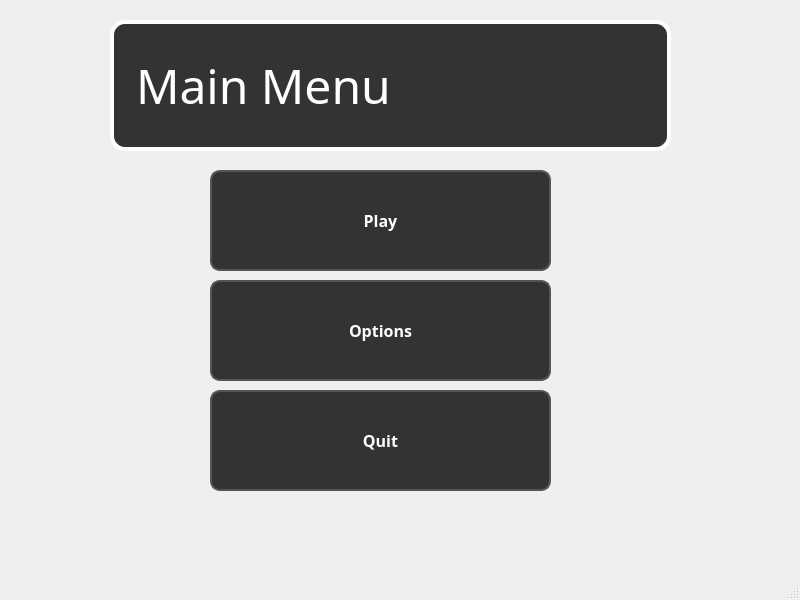
Above: mainwindow.ui from AhmedZ70/BitWise-EducationalApp before the change. Below: the same form after it.
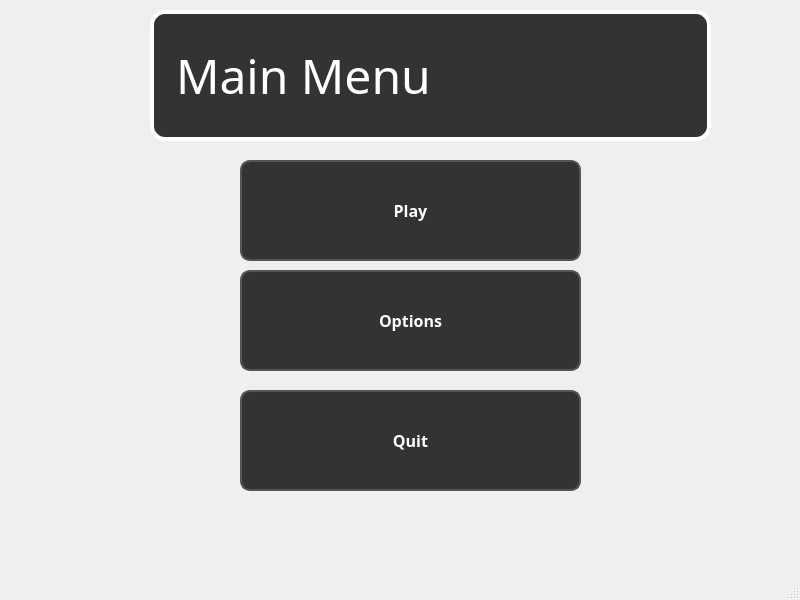
That is the form after the change.

Commit message: When play is clicked screen switches to Level 1

```diff
--- a/mainwindow.ui
+++ b/mainwindow.ui
@@ -14,152 +14,36 @@
    <string>MainWindow</string>
   </property>
   <widget class="QWidget" name="centralwidget">
-   <widget class="QPushButton" name="pushButton">
+   <widget class="QStackedWidget" name="stackedWidget">
     <property name="geometry">
      <rect>
-      <x>210</x>
-      <y>170</y>
-      <width>341</width>
-      <height>101</height>
+      <x>0</x>
+      <y>0</y>
+      <width>801</width>
+      <height>521</height>
      </rect>
     </property>
-    <property name="font">
-     <font>
-      <family>Press Start 2P</family>
-      <pointsize>-1</pointsize>
-      <bold>true</bold>
-     </font>
-    </property>
-    <property name="styleSheet">
-     <string notr="true">QPushButton {
-    color: #FFFFFF; /* White text */
-    background-color: #333333; /* Dark grey background */
-    border: 2px solid #555555; /* Grey border */
-    border-radius: 10px;
-    padding: 5px;
-    text-align: center;
-    font-family: 'Press Start 2P', cursive; /* Example font, ensure it's included in your project */
-    font-size: 16px;
-}
-QPushButton:hover {
-    border: 2px solid #AAAAAA; /* Lighter grey border on hover */
-    background-color: #444444; /* Slightly lighter grey background on hover */
-}
-QPushButton:pressed {
-    color: #AAAAAA; /* Lighter text when pressed, optional change */
-    background-color: #222222; /* Darker background when pressed */
-    border: 2px solid #888888; /* Darker border when pressed */
-}
-</string>
-    </property>
-    <property name="text">
-     <string>Play</string>
-    </property>
-   </widget>
-   <widget class="QPushButton" name="pushButton_2">
-    <property name="geometry">
-     <rect>
-      <x>210</x>
-      <y>280</y>
-      <width>341</width>
-      <height>101</height>
-     </rect>
-    </property>
-    <property name="font">
-     <font>
-      <family>Press Start 2P</family>
-      <pointsize>-1</pointsize>
-      <bold>true</bold>
-     </font>
-    </property>
-    <property name="styleSheet">
-     <string notr="true">QPushButton {
-    color: #FFFFFF; /* White text */
-    background-color: #333333; /* Dark grey background */
-    border: 2px solid #555555; /* Grey border */
-    border-radius: 10px;
-    padding: 5px;
-    text-align: center;
-    font-family: 'Press Start 2P', cursive; /* Example font, ensure it's included in your project */
-    font-size: 16px;
-}
-QPushButton:hover {
-    border: 2px solid #AAAAAA; /* Lighter grey border on hover */
-    background-color: #444444; /* Slightly lighter grey background on hover */
-}
-QPushButton:pressed {
-    color: #AAAAAA; /* Lighter text when pressed, optional change */
-    background-color: #222222; /* Darker background when pressed */
-    border: 2px solid #888888; /* Darker border when pressed */
-}
-</string>
-    </property>
-    <property name="text">
-     <string>Options</string>
-    </property>
-   </widget>
-   <widget class="QPushButton" name="pushButton_3">
-    <property name="geometry">
-     <rect>
-      <x>210</x>
-      <y>390</y>
-      <width>341</width>
-      <height>101</height>
-     </rect>
-    </property>
-    <property name="font">
-     <font>
-      <family>Press Start 2P</family>
-      <pointsize>-1</pointsize>
-      <bold>true</bold>
-     </font>
-    </property>
-    <property name="styleSheet">
-     <string notr="true">QPushButton {
-    color: #FFFFFF; /* White text */
-    background-color: #333333; /* Dark grey background */
-    border: 2px solid #555555; /* Grey border */
-    border-radius: 10px;
-    padding: 5px;
-    text-align: center;
-    font-family: 'Press Start 2P', cursive; /* Example font, ensure it's included in your project */
-    font-size: 16px;
-}
-QPushButton:hover {
-    border: 2px solid #AAAAAA; /* Lighter grey border on hover */
-    background-color: #444444; /* Slightly lighter grey background on hover */
-}
-QPushButton:pressed {
-    color: #AAAAAA; /* Lighter text when pressed, optional change */
-    background-color: #222222; /* Darker background when pressed */
-    border: 2px solid #888888; /* Darker border when pressed */
-}
-</string>
-    </property>
-    <property name="text">
-     <string>Quit</string>
-    </property>
-   </widget>
-   <widget class="QLabel" name="label">
-    <property name="geometry">
-     <rect>
-      <x>110</x>
-      <y>20</y>
-      <width>561</width>
-      <height>131</height>
-     </rect>
-    </property>
-    <property name="font">
-     <font>
-      <family>Press Start 2P</family>
-      <pointsize>-1</pointsize>
-     </font>
-    </property>
-    <property name="layoutDirection">
-     <enum>Qt::LeftToRight</enum>
-    </property>
-    <property name="styleSheet">
-     <string notr="true">QFrame {
+    <widget class="QWidget" name="page">
+     <widget class="QLabel" name="label">
+      <property name="geometry">
+       <rect>
+        <x>150</x>
+        <y>10</y>
+        <width>561</width>
+        <height>131</height>
+       </rect>
+      </property>
+      <property name="font">
+       <font>
+        <family>Press Start 2P</family>
+        <pointsize>-1</pointsize>
+       </font>
+      </property>
+      <property name="layoutDirection">
+       <enum>Qt::LeftToRight</enum>
+      </property>
+      <property name="styleSheet">
+       <string notr="true">QFrame {
     border: 4px solid #FFFFFF; /* White border */
     border-radius: 15px; /* Rounded corners for the frame */
     background-color: #333333; /* Dark grey background which will serve as a border */
@@ -175,13 +59,142 @@
 }
 
 </string>
-    </property>
-    <property name="text">
-     <string>Main Menu</string>
-    </property>
-    <property name="wordWrap">
-     <bool>false</bool>
-    </property>
+      </property>
+      <property name="text">
+       <string>Main Menu</string>
+      </property>
+      <property name="wordWrap">
+       <bool>false</bool>
+      </property>
+     </widget>
+     <widget class="QPushButton" name="playButton">
+      <property name="geometry">
+       <rect>
+        <x>240</x>
+        <y>160</y>
+        <width>341</width>
+        <height>101</height>
+       </rect>
+      </property>
+      <property name="font">
+       <font>
+        <family>Press Start 2P</family>
+        <pointsize>-1</pointsize>
+        <bold>true</bold>
+       </font>
+      </property>
+      <property name="styleSheet">
+       <string notr="true">QPushButton {
+    color: #FFFFFF; /* White text */
+    background-color: #333333; /* Dark grey background */
+    border: 2px solid #555555; /* Grey border */
+    border-radius: 10px;
+    padding: 5px;
+    text-align: center;
+    font-family: 'Press Start 2P', cursive; /* Example font, ensure it's included in your project */
+    font-size: 16px;
+}
+QPushButton:hover {
+    border: 2px solid #AAAAAA; /* Lighter grey border on hover */
+    background-color: #444444; /* Slightly lighter grey background on hover */
+}
+QPushButton:pressed {
+    color: #AAAAAA; /* Lighter text when pressed, optional change */
+    background-color: #222222; /* Darker background when pressed */
+    border: 2px solid #888888; /* Darker border when pressed */
+}
+</string>
+      </property>
+      <property name="text">
+       <string>Play</string>
+      </property>
+     </widget>
+     <widget class="QPushButton" name="pushButton_2">
+      <property name="geometry">
+       <rect>
+        <x>240</x>
+        <y>270</y>
+        <width>341</width>
+        <height>101</height>
+       </rect>
+      </property>
+      <property name="font">
+       <font>
+        <family>Press Start 2P</family>
+        <pointsize>-1</pointsize>
+        <bold>true</bold>
+       </font>
+      </property>
+      <property name="styleSheet">
+       <string notr="true">QPushButton {
+    color: #FFFFFF; /* White text */
+    background-color: #333333; /* Dark grey background */
+    border: 2px solid #555555; /* Grey border */
+    border-radius: 10px;
+    padding: 5px;
+    text-align: center;
+    font-family: 'Press Start 2P', cursive; /* Example font, ensure it's included in your project */
+    font-size: 16px;
+}
+QPushButton:hover {
+    border: 2px solid #AAAAAA; /* Lighter grey border on hover */
+    background-color: #444444; /* Slightly lighter grey background on hover */
+}
+QPushButton:pressed {
+    color: #AAAAAA; /* Lighter text when pressed, optional change */
+    background-color: #222222; /* Darker background when pressed */
+    border: 2px solid #888888; /* Darker border when pressed */
+}
+</string>
+      </property>
+      <property name="text">
+       <string>Options</string>
+      </property>
+     </widget>
+     <widget class="QPushButton" name="pushButton_3">
+      <property name="geometry">
+       <rect>
+        <x>240</x>
+        <y>390</y>
+        <width>341</width>
+        <height>101</height>
+       </rect>
+      </property>
+      <property name="font">
+       <font>
+        <family>Press Start 2P</family>
+        <pointsize>-1</pointsize>
+        <bold>true</bold>
+       </font>
+      </property>
+      <property name="styleSheet">
+       <string notr="true">QPushButton {
+    color: #FFFFFF; /* White text */
+    background-color: #333333; /* Dark grey background */
+    border: 2px solid #555555; /* Grey border */
+    border-radius: 10px;
+    padding: 5px;
+    text-align: center;
+    font-family: 'Press Start 2P', cursive; /* Example font, ensure it's included in your project */
+    font-size: 16px;
+}
+QPushButton:hover {
+    border: 2px solid #AAAAAA; /* Lighter grey border on hover */
+    background-color: #444444; /* Slightly lighter grey background on hover */
+}
+QPushButton:pressed {
+    color: #AAAAAA; /* Lighter text when pressed, optional change */
+    background-color: #222222; /* Darker background when pressed */
+    border: 2px solid #888888; /* Darker border when pressed */
+}
+</string>
+      </property>
+      <property name="text">
+       <string>Quit</string>
+      </property>
+     </widget>
+    </widget>
+    <widget class="QWidget" name="page_2"/>
    </widget>
   </widget>
   <widget class="QMenuBar" name="menubar">
```
Left out of the diff: 4 changed lines with no effect on the pictures. The commit also changes 8 other files.
